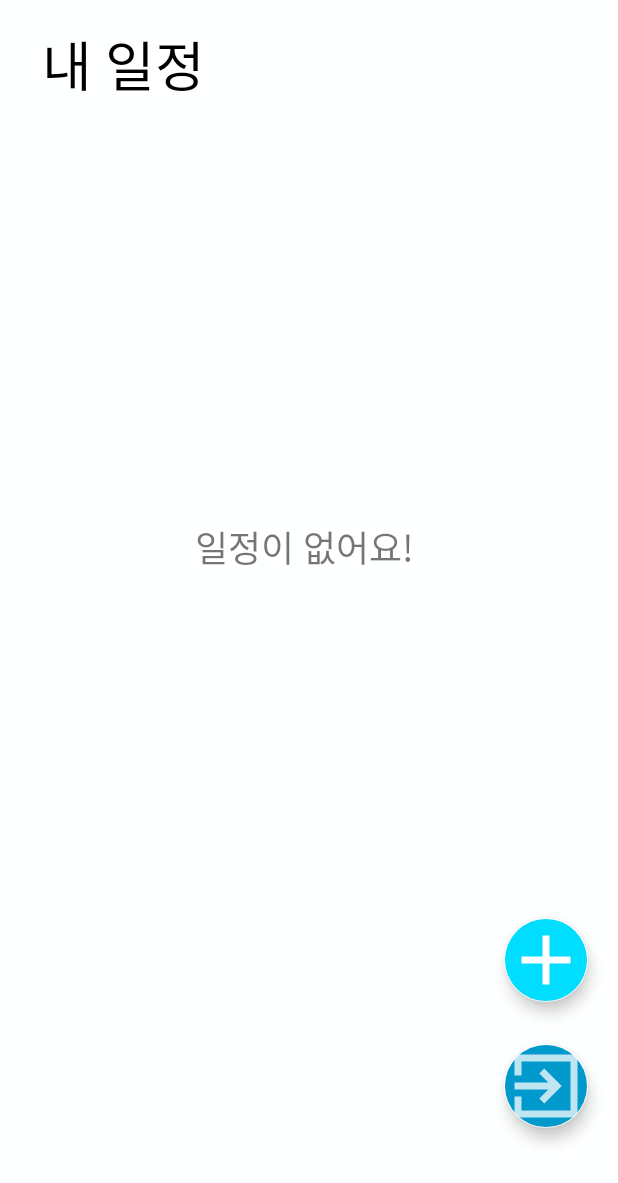
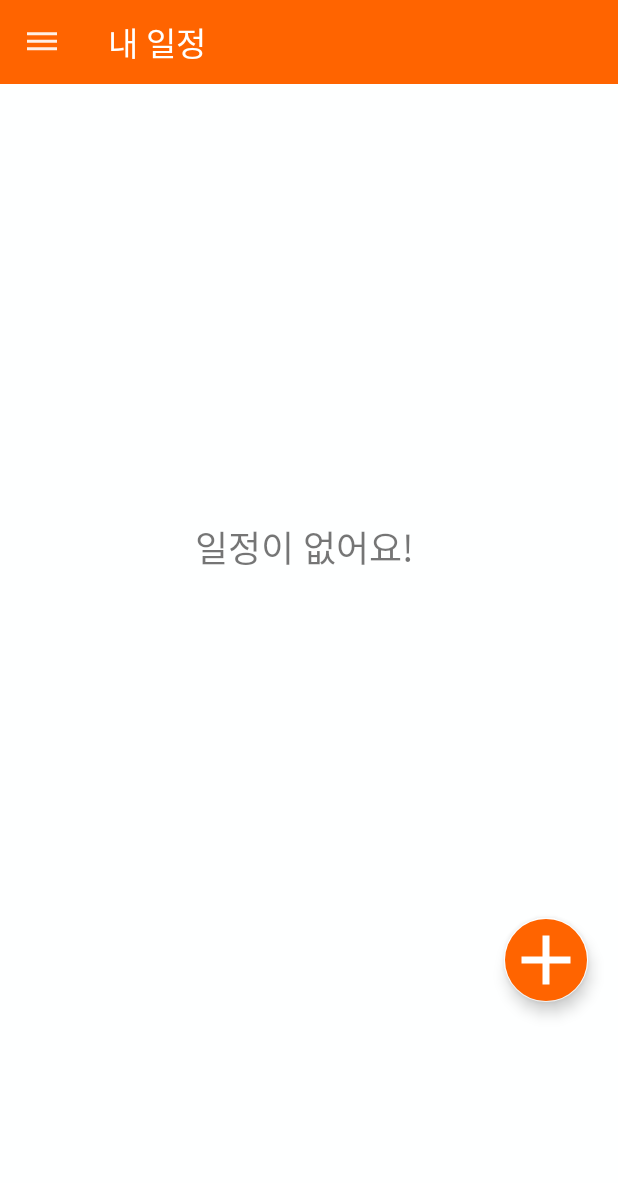
Before and after one commit to seungpyo/letsMeal, an Android app: the MainActivity screen opened directly, with no data from a screen before it, on a phone screen of 412 x 824 dp. Shown: the top 1183 px of the screen. Run offline under Robolectric (Android 15) with nearby library versions, the phone set to English and light mode, and no system bars; our stand-ins replace Firebase (no records; nobody signed in at launch, a user with empty details on screens opened directly); libraries missing offline, so code that uses them is left out: com.firebase.ui.

Commit message:
Implemented drawer view, and moved logout FAB in drawer.

```diff
--- a/app/src/main/java/com/example/letsmeal/MainActivity.java
+++ b/app/src/main/java/com/example/letsmeal/MainActivity.java
@@ -1,16 +1,23 @@
 package com.example.letsmeal;
 
 import androidx.annotation.NonNull;
+import androidx.appcompat.app.ActionBarDrawerToggle;
 import androidx.appcompat.app.AppCompatActivity;
+import androidx.appcompat.widget.Toolbar;
+import androidx.core.view.GravityCompat;
+import androidx.drawerlayout.widget.DrawerLayout;
+import androidx.fragment.app.Fragment;
+import androidx.fragment.app.FragmentActivity;
 import androidx.recyclerview.widget.LinearLayoutManager;
 import androidx.recyclerview.widget.RecyclerView;
 
 import android.content.Intent;
 import android.content.SharedPreferences;
-import android.os.AsyncTask; // We should use AsyncTask later...!
 import android.os.Bundle;
 import android.os.Handler;
 import android.util.Log;
+import android.view.Menu;
+import android.view.MenuItem;
 import android.view.View;
 import android.widget.TextView;
 
@@ -19,9 +26,9 @@ import com.firebase.ui.auth.AuthUI;
 import com.google.android.gms.tasks.OnCompleteListener;
 import com.google.android.gms.tasks.Task;
 import com.google.android.material.floatingactionbutton.FloatingActionButton;
+import com.google.android.material.navigation.NavigationView;
 import com.google.firebase.firestore.CollectionReference;
 import com.google.firebase.firestore.DocumentReference;
-import com.google.firebase.firestore.DocumentSnapshot;
 import com.google.firebase.firestore.FirebaseFirestore;
 import com.google.firebase.firestore.Query;
 import com.google.firebase.firestore.QueryDocumentSnapshot;
@@ -29,11 +36,15 @@ import com.google.firebase.firestore.QuerySnapshot;
 
 import java.util.ArrayList;
 
-public class MainActivity extends AppCompatActivity {
+public class MainActivity extends AppCompatActivity
+    implements NavigationView.OnNavigationItemSelectedListener {
 
 
     private final String TAG = "MainActivity";
     private final int CREATE_SCHEDULE_REQ = 100;
+
+    private DrawerLayout mDrawerLayout;
+    private NavigationView mNavView;
 
     RecyclerView recyclerView;
     RecyclerViewAdapter recyclerViewAdapter;
@@ -56,8 +67,28 @@ public class MainActivity extends AppCompatActivity {
         super.onCreate(savedInstanceState);
         setContentView(R.layout.activity_main);
 
+        Toolbar mainToolbar = findViewById(R.id.mainToolBar);
+        setSupportActionBar(mainToolbar);
+        //추가된 소스코드, Toolbar의 왼쪽에 버튼을 추가하고 버튼의 아이콘을 바꾼다.
+        getSupportActionBar().setDisplayHomeAsUpEnabled(true);
+        getSupportActionBar().setHomeAsUpIndicator(R.drawable.ic_dehaze_black_24dp);
+
+        mDrawerLayout = findViewById(R.id.drawer_layout);
+        mDrawerLayout.addDrawerListener(new ActionBarDrawerToggle(
+                this,
+                mDrawerLayout,
+                mainToolbar,
+                R.string.open,
+                R.string.close
+        ));
+        mNavView = findViewById(R.id.nav_view);
+        mNavView.setNavigationItemSelectedListener(this);
+
+
         /**
          * Initialize RecyclerView
+         *
+         *
          */
         LinearLayoutManager linearLayoutManager = new LinearLayoutManager(getApplicationContext());
         recyclerView = findViewById(R.id.recyclerview);
@@ -95,13 +126,23 @@ public class MainActivity extends AppCompatActivity {
             }
         });
 
-
+        /*
         final FloatingActionButton logOutFab = findViewById(R.id.logOutFab);
         logOutFab.setOnClickListener(new View.OnClickListener() {
 
             @Override
             public void onClick(View v) {
 
+                logout();
+            }
+        });
+        */
+
+
+
+    }
+
+    private void logout() {
         AuthUI.getInstance()
                 .signOut(MainActivity.this)
                 .addOnCompleteListener(new OnCompleteListener<Void>() {
@@ -117,10 +158,6 @@ public class MainActivity extends AppCompatActivity {
         editor.commit();
         startActivity(new Intent(MainActivity.this, SplashActivity.class));
         finish();
-            }
-        });
-
-
     }
 
     @Override
@@ -154,6 +191,41 @@ public class MainActivity extends AppCompatActivity {
         }
     }
 
+    @Override
+    public boolean onOptionsItemSelected(MenuItem item) {
+        int id = item.getItemId();
+        switch (id) {
+            case R.id.action_logout:
+                logout();
+                return true;
+        }
+        return super.onOptionsItemSelected(item);
+
+    }
+
+
+    @Override
+    public boolean onNavigationItemSelected(MenuItem item) {
+
+        int id = item.getItemId();
+        switch(id) {
+            case R.id.action_logout:
+                logout();
+                return true;
+        }
+        mDrawerLayout.closeDrawer(GravityCompat.START);
+        return true;
+    }
+
+
+    @Override
+    public void onBackPressed() {
+        if (mDrawerLayout.isDrawerOpen(GravityCompat.START)) {
+            mDrawerLayout.closeDrawer(GravityCompat.START);
+        } else {
+            super.onBackPressed();
+        }
+    }
 
     /**
      * An internal class fetching initial schedules from FireStore.
--- /dev/null
+++ b/app/src/main/res/drawable/ic_dehaze_black_24dp.xml
@@ -0,0 +1,5 @@
+<vector android:alpha="0.9" android:height="24dp" android:tint="#FFFFFF"
+    android:viewportHeight="24.0" android:viewportWidth="24.0"
+    android:width="24dp" xmlns:android="http://schemas.android.com/apk/res/android">
+    <path android:fillColor="#FF000000" android:pathData="M2,15.5v2h20v-2L2,15.5zM2,10.5v2h20v-2L2,10.5zM2,5.5v2h20v-2L2,5.5z"/>
+</vector>
--- a/app/src/main/res/layout/activity_main.xml
+++ b/app/src/main/res/layout/activity_main.xml
@@ -1,13 +1,37 @@
 <?xml version="1.0" encoding="utf-8"?>
+
+<androidx.drawerlayout.widget.DrawerLayout
+    xmlns:android="http://schemas.android.com/apk/res/android"
+    xmlns:app="http://schemas.android.com/apk/res-auto"
+    android:id="@+id/drawer_layout"
+    android:layout_width="match_parent"
+    android:layout_height="match_parent"
+    android:fitsSystemWindows="true">
+
+
     <androidx.constraintlayout.widget.ConstraintLayout xmlns:android="http://schemas.android.com/apk/res/android"
         xmlns:app="http://schemas.android.com/apk/res-auto"
         xmlns:tools="http://schemas.android.com/tools"
         android:layout_width="match_parent"
         android:layout_height="match_parent"
-    android:background="#FEFFFF"
+        android:background="@android:color/white"
         android:backgroundTint="#FEFFFF"
         tools:context=".MainActivity">
 
+
+        <androidx.appcompat.widget.Toolbar
+            android:id="@+id/mainToolBar"
+            android:layout_width="match_parent"
+            android:layout_height="wrap_content"
+            android:background="@color/appOrange"
+            android:minHeight="?attr/actionBarSize"
+            android:theme="?attr/actionBarTheme"
+            app:layout_constraintStart_toStartOf="parent"
+            app:layout_constraintTop_toTopOf="parent"
+            app:title="내 일정"
+            android:textStyle="bold"
+            app:titleTextAppearance="@style/TextAppearance.AppCompat.Large"
+            app:titleTextColor="@android:color/white" />
 
         <androidx.recyclerview.widget.RecyclerView
             android:id="@+id/recyclerview"
@@ -28,7 +52,7 @@
             android:layout_marginStart="336dp"
             android:layout_marginRight="15sp"
             android:layout_marginBottom="156dp"
-        android:backgroundTint="@android:color/holo_blue_bright"
+            android:backgroundTint="@color/appOrange"
             android:foreground="@drawable/ic_add_black_24dp"
             android:tint="#00FFFFFF"
             android:visibility="visible"
@@ -39,6 +63,7 @@
             app:layout_constraintStart_toStartOf="parent"
             app:pressedTranslationZ="12dp" />
 
+        <!--
     <com.google.android.material.floatingactionbutton.FloatingActionButton
         android:id="@+id/logOutFab"
         android:layout_width="wrap_content"
@@ -54,18 +79,7 @@
         app:layout_constraintEnd_toEndOf="@+id/addItemFab"
         app:layout_constraintTop_toBottomOf="@+id/addItemFab"
         app:pressedTranslationZ="12dp" />
-
-    <TextView
-        android:id="@+id/titleText"
-        android:layout_width="198dp"
-        android:layout_height="63dp"
-        android:layout_marginStart="28dp"
-        android:layout_marginTop="16dp"
-        android:text="@string/main_activity_title"
-        android:textColor="@android:color/black"
-        android:textSize="36sp"
-        app:layout_constraintStart_toStartOf="parent"
-        app:layout_constraintTop_toTopOf="parent" />
+    -->
 
         <TextView
             android:id="@+id/noScheduleLabel"
@@ -80,4 +94,17 @@
             app:layout_constraintStart_toStartOf="parent"
             app:layout_constraintTop_toTopOf="parent" />
 
+
     </androidx.constraintlayout.widget.ConstraintLayout>
+
+<com.google.android.material.navigation.NavigationView
+    android:id="@+id/nav_view"
+    android:layout_width="wrap_content"
+    android:layout_height="match_parent"
+    android:layout_gravity="start"
+    android:fitsSystemWindows="true"
+    app:menu="@menu/drawer"
+    app:headerLayout="@layout/navigation_header"/>
+
+
+</androidx.drawerlayout.widget.DrawerLayout>
--- /dev/null
+++ b/app/src/main/res/menu/drawer.xml
@@ -0,0 +1,17 @@
+<?xml version="1.0" encoding="utf-8"?>
+<menu xmlns:android="http://schemas.android.com/apk/res/android"
+    xmlns:app="http://schemas.android.com/apk/res-auto"
+    >
+    <!-- "Mark Favorite", should appear as action button if possible -->
+    <item
+        android:id="@+id/action_add_friend"
+        android:title="친구 추가"
+        app:showAsAction="ifRoom"/>
+
+    <!-- Settings, should always be in the overflow -->
+    <item android:id="@+id/action_logout"
+        android:title="로그아웃"
+        app:showAsAction="never"/>
+
+
+</menu>
--- a/app/src/main/res/values/colors.xml
+++ b/app/src/main/res/values/colors.xml
@@ -3,4 +3,6 @@
     <color name="colorPrimary">#008577</color>
     <color name="colorPrimaryDark">#00574B</color>
     <color name="colorAccent">#D81B60</color>
+    <color name="appOrange">#FF6400</color>
+    <color name="appDarkOrange">#aa4200</color>
 </resources>
--- a/app/src/main/res/values/strings.xml
+++ b/app/src/main/res/values/strings.xml
@@ -17,5 +17,7 @@
     <string name="facebook_application_id" translatable="false">letsMealID</string>
     <string name="facebook_login_protocol_scheme" translatable="false">letsMealPW</string>
 
+    <string name="open">drawer open</string>
+    <string name="close">drawer close</string>
 
 </resources>
--- a/app/src/main/res/values/styles.xml
+++ b/app/src/main/res/values/styles.xml
@@ -7,6 +7,7 @@
         <item name="colorPrimary">@color/colorPrimary</item>
         <item name="colorPrimaryDark">@color/colorPrimaryDark</item>
         <item name="colorAccent">@color/colorAccent</item>
+        <item name="android:statusBarColor">@color/appDarkOrange</item>
     </style>
 
 </resources>
```
Also changed, not shown: app/src/main/res/layout/activity_create_schedule.xml (+66 -30 lines), app/src/main/res/layout/activity_splash.xml (+9 -15 lines), app/src/main/res/layout/navigation_header.xml (added, +8 -0 lines). Lines whose indentation alone changed are shown as unchanged.
